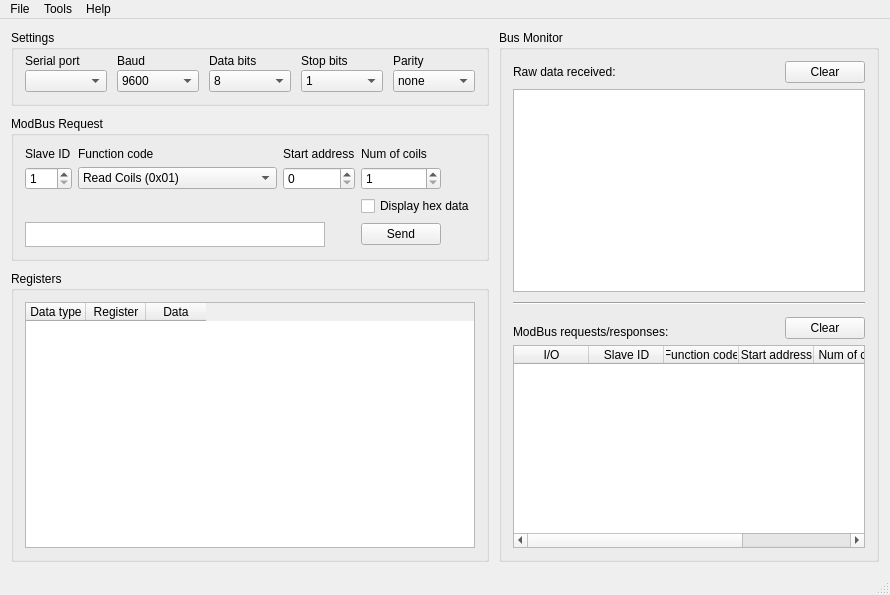
Qt form forms/mainwindow.ui (ed-chemnitz/qmodbus) before a commit.
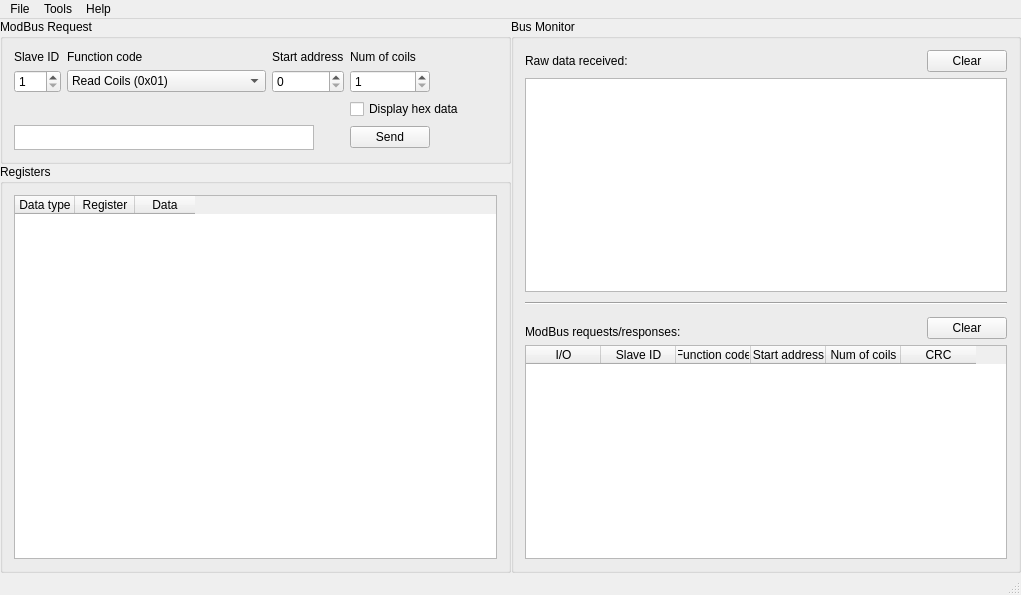
The same form after that commit. Icons and pictures are not drawn. Custom widgets are drawn as their Qt base class.

```diff
--- a/forms/mainwindow.ui
+++ b/forms/mainwindow.ui
@@ -6,7 +6,7 @@
    <rect>
     <x>0</x>
     <y>0</y>
-    <width>890</width>
+    <width>1021</width>
     <height>595</height>
    </rect>
   </property>
@@ -18,165 +18,255 @@
     <normaloff>:/images/logo.png</normaloff>:/images/logo.png</iconset>
   </property>
   <widget class="QWidget" name="centralWidget">
-   <layout class="QGridLayout" name="gridLayout_3">
+   <layout class="QHBoxLayout" name="horizontalLayout">
     <property name="spacing">
-     <number>10</number>
+     <number>0</number>
     </property>
-    <item row="0" column="0">
-     <widget class="QGroupBox" name="groupBox">
-      <property name="title">
-       <string>Settings</string>
+    <property name="margin">
+     <number>0</number>
+    </property>
+    <item>
+     <layout class="QVBoxLayout" name="verticalLayout">
+      <property name="spacing">
+       <number>0</number>
       </property>
-      <layout class="QGridLayout" name="gridLayout">
-       <property name="horizontalSpacing">
-        <number>10</number>
-       </property>
-       <property name="verticalSpacing">
-        <number>2</number>
-       </property>
-       <property name="topMargin">
-        <number>4</number>
-       </property>
-       <item row="0" column="0">
-        <widget class="QLabel" name="label">
-         <property name="text">
-          <string>Serial port</string>
-         </property>
-        </widget>
-       </item>
-       <item row="0" column="1">
-        <widget class="QLabel" name="label_2">
-         <property name="text">
-          <string>Baud</string>
-         </property>
-        </widget>
-       </item>
-       <item row="0" column="2">
-        <widget class="QLabel" name="label_3">
-         <property name="text">
-          <string>Data bits</string>
-         </property>
-        </widget>
-       </item>
-       <item row="0" column="3">
-        <widget class="QLabel" name="label_4">
-         <property name="text">
-          <string>Stop bits</string>
-         </property>
-        </widget>
-       </item>
-       <item row="0" column="4">
-        <widget class="QLabel" name="label_5">
-         <property name="text">
-          <string>Parity</string>
-         </property>
-        </widget>
-       </item>
-       <item row="1" column="0">
-        <widget class="QComboBox" name="serialPort"/>
-       </item>
-       <item row="1" column="1">
-        <widget class="QComboBox" name="baud">
-         <property name="currentIndex">
-          <number>2</number>
-         </property>
-         <item>
-          <property name="text">
-           <string>1200</string>
-          </property>
+      <item>
+       <widget class="SerialSettingsWidget" name="serialSettingsWidget" native="true"/>
+      </item>
+      <item>
+       <widget class="QGroupBox" name="groupBox_2">
+        <property name="styleSheet">
+         <string notr="true">background-color:'yellow'</string>
+        </property>
+        <property name="title">
+         <string>ModBus Request</string>
+        </property>
+        <layout class="QGridLayout" name="gridLayout_2">
+         <item row="0" column="0">
+          <widget class="QLabel" name="label_6">
+           <property name="text">
+            <string>Slave ID</string>
+           </property>
+          </widget>
          </item>
-         <item>
-          <property name="text">
-           <string>4800</string>
-          </property>
+         <item row="0" column="1">
+          <widget class="QLabel" name="label_7">
+           <property name="text">
+            <string>Function code</string>
+           </property>
+          </widget>
          </item>
-         <item>
-          <property name="text">
-           <string>9600</string>
-          </property>
+         <item row="0" column="2">
+          <widget class="QLabel" name="label_8">
+           <property name="text">
+            <string>Start address</string>
+           </property>
+          </widget>
          </item>
-         <item>
-          <property name="text">
-           <string>19200</string>
-          </property>
+         <item row="0" column="3">
+          <widget class="QLabel" name="label_9">
+           <property name="text">
+            <string>Num of coils</string>
+           </property>
+          </widget>
          </item>
-         <item>
-          <property name="text">
-           <string>38400</string>
-          </property>
+         <item row="1" column="0">
+          <widget class="QSpinBox" name="slaveID">
+           <property name="minimum">
+            <number>1</number>
+           </property>
+           <property name="maximum">
+            <number>254</number>
+           </property>
+          </widget>
          </item>
-         <item>
-          <property name="text">
-           <string>57600</string>
-          </property>
+         <item row="1" column="1">
+          <widget class="QComboBox" name="functionCode">
+           <item>
+            <property name="text">
+             <string>Read Coils (0x01)</string>
+            </property>
+           </item>
+           <item>
+            <property name="text">
+             <string>Read Discrete Inputs (0x02)</string>
+            </property>
+           </item>
+           <item>
+            <property name="text">
+             <string>Read Holding Registers (0x03)</string>
+            </property>
+           </item>
+           <item>
+            <property name="text">
+             <string>Read Input Registers (0x04)</string>
+            </property>
+           </item>
+           <item>
+            <property name="text">
+             <string>Write Single Coil (0x05)</string>
+            </property>
+           </item>
+           <item>
+            <property name="text">
+             <string>Write Single Register (0x06)</string>
+            </property>
+           </item>
+           <item>
+            <property name="text">
+             <string>Write Multiple Coils (0x0f)</string>
+            </property>
+           </item>
+           <item>
+            <property name="text">
+             <string>Write Multiple Registers (0x10)</string>
+            </property>
+           </item>
+          </widget>
          </item>
-         <item>
-          <property name="text">
-           <string>115200</string>
-          </property>
+         <item row="1" column="2">
+          <widget class="QSpinBox" name="startAddr">
+           <property name="maximum">
+            <number>65535</number>
+           </property>
+          </widget>
          </item>
-        </widget>
-       </item>
-       <item row="1" column="2">
-        <widget class="QComboBox" name="dataBits">
-         <property name="currentIndex">
-          <number>1</number>
-         </property>
-         <item>
-          <property name="text">
-           <string>7</string>
-          </property>
+         <item row="1" column="3">
+          <widget class="QSpinBox" name="numCoils">
+           <property name="minimum">
+            <number>1</number>
+           </property>
+           <property name="maximum">
+            <number>65535</number>
+           </property>
+          </widget>
          </item>
-         <item>
-          <property name="text">
-           <string>8</string>
-          </property>
+         <item row="1" column="4">
+          <spacer name="horizontalSpacer">
+           <property name="orientation">
+            <enum>Qt::Horizontal</enum>
+           </property>
+           <property name="sizeHint" stdset="0">
+            <size>
+             <width>40</width>
+             <height>20</height>
+            </size>
+           </property>
+          </spacer>
          </item>
-        </widget>
-       </item>
-       <item row="1" column="3">
-        <widget class="QComboBox" name="stopBits">
-         <item>
-          <property name="text">
-           <string>1</string>
-          </property>
+         <item row="2" column="0">
+          <spacer name="verticalSpacer">
+           <property name="orientation">
+            <enum>Qt::Vertical</enum>
+           </property>
+           <property name="sizeType">
+            <enum>QSizePolicy::Fixed</enum>
+           </property>
+           <property name="sizeHint" stdset="0">
+            <size>
+             <width>20</width>
+             <height>20</height>
+            </size>
+           </property>
+          </spacer>
          </item>
-         <item>
-          <property name="text">
-           <string>1.5</string>
-          </property>
+         <item row="2" column="3" colspan="2">
+          <widget class="QCheckBox" name="checkBoxHexData">
+           <property name="text">
+            <string>Display hex data</string>
+           </property>
+          </widget>
          </item>
-         <item>
-          <property name="text">
-           <string>2</string>
-          </property>
+         <item row="3" column="0" colspan="3">
+          <widget class="QTextEdit" name="requestPreview">
+           <property name="sizePolicy">
+            <sizepolicy hsizetype="Fixed" vsizetype="Fixed">
+             <horstretch>0</horstretch>
+             <verstretch>0</verstretch>
+            </sizepolicy>
+           </property>
+           <property name="maximumSize">
+            <size>
+             <width>300</width>
+             <height>25</height>
+            </size>
+           </property>
+           <property name="font">
+            <font>
+             <family>Courier</family>
+            </font>
+           </property>
+           <property name="verticalScrollBarPolicy">
+            <enum>Qt::ScrollBarAlwaysOff</enum>
+           </property>
+           <property name="horizontalScrollBarPolicy">
+            <enum>Qt::ScrollBarAlwaysOff</enum>
+           </property>
+           <property name="undoRedoEnabled">
+            <bool>false</bool>
+           </property>
+           <property name="textInteractionFlags">
+            <set>Qt::TextSelectableByKeyboard|Qt::TextSelectableByMouse</set>
+           </property>
+          </widget>
          </item>
-        </widget>
-       </item>
-       <item row="1" column="4">
-        <widget class="QComboBox" name="parity">
-         <item>
-          <property name="text">
-           <string>none</string>
-          </property>
+         <item row="3" column="3">
+          <widget class="QPushButton" name="sendBtn">
+           <property name="text">
+            <string>Send</string>
+           </property>
+          </widget>
          </item>
+        </layout>
+       </widget>
+      </item>
+      <item>
+       <widget class="QGroupBox" name="groupBox_4">
+        <property name="styleSheet">
+         <string notr="true">background-color:'red'</string>
+        </property>
+        <property name="title">
+         <string>Registers</string>
+        </property>
+        <layout class="QVBoxLayout" name="verticalLayout_2">
          <item>
-          <property name="text">
-           <string>odd</string>
-          </property>
+          <widget class="QTableWidget" name="regTable">
+           <attribute name="horizontalHeaderDefaultSectionSize">
+            <number>60</number>
+           </attribute>
+           <attribute name="verticalHeaderVisible">
+            <bool>false</bool>
+           </attribute>
+           <attribute name="verticalHeaderDefaultSectionSize">
+            <number>18</number>
+           </attribute>
+           <column>
+            <property name="text">
+             <string>Data type</string>
+            </property>
+           </column>
+           <column>
+            <property name="text">
+             <string>Register</string>
+            </property>
+           </column>
+           <column>
+            <property name="text">
+             <string>Data</string>
+            </property>
+           </column>
+          </widget>
          </item>
-         <item>
-          <property name="text">
-           <string>even</string>
-          </property>
-         </item>
-        </widget>
-       </item>
-      </layout>
-     </widget>
+        </layout>
+       </widget>
+      </item>
+     </layout>
     </item>
-    <item row="0" column="1" rowspan="3">
+    <item>
      <widget class="QGroupBox" name="groupBox_3">
+      <property name="styleSheet">
+       <string notr="true">background-color:'green'</string>
+      </property>
       <property name="title">
        <string>Bus Monitor</string>
       </property>
@@ -339,227 +429,6 @@
       </layout>
      </widget>
     </item>
-    <item row="1" column="0">
-     <widget class="QGroupBox" name="groupBox_2">
-      <property name="title">
-       <string>ModBus Request</string>
-      </property>
-      <layout class="QGridLayout" name="gridLayout_2">
-       <item row="0" column="0">
-        <widget class="QLabel" name="label_6">
-         <property name="text">
-          <string>Slave ID</string>
-         </property>
-        </widget>
-       </item>
-       <item row="0" column="1">
-        <widget class="QLabel" name="label_7">
-         <property name="text">
-          <string>Function code</string>
-         </property>
-        </widget>
-       </item>
-       <item row="0" column="2">
-        <widget class="QLabel" name="label_8">
-         <property name="text">
-          <string>Start address</string>
-         </property>
-        </widget>
-       </item>
-       <item row="0" column="3">
-        <widget class="QLabel" name="label_9">
-         <property name="text">
-          <string>Num of coils</string>
-         </property>
-        </widget>
-       </item>
-       <item row="1" column="0">
-        <widget class="QSpinBox" name="slaveID">
-         <property name="minimum">
-          <number>1</number>
-         </property>
-         <property name="maximum">
-          <number>254</number>
-         </property>
-        </widget>
-       </item>
-       <item row="1" column="1">
-        <widget class="QComboBox" name="functionCode">
-         <item>
-          <property name="text">
-           <string>Read Coils (0x01)</string>
-          </property>
-         </item>
-         <item>
-          <property name="text">
-           <string>Read Discrete Inputs (0x02)</string>
-          </property>
-         </item>
-         <item>
-          <property name="text">
-           <string>Read Holding Registers (0x03)</string>
-          </property>
-         </item>
-         <item>
-          <property name="text">
-           <string>Read Input Registers (0x04)</string>
-          </property>
-         </item>
-         <item>
-          <property name="text">
-           <string>Write Single Coil (0x05)</string>
-          </property>
-         </item>
-         <item>
-          <property name="text">
-           <string>Write Single Register (0x06)</string>
-          </property>
-         </item>
-         <item>
-          <property name="text">
-           <string>Write Multiple Coils (0x0f)</string>
-          </property>
-         </item>
-         <item>
-          <property name="text">
-           <string>Write Multiple Registers (0x10)</string>
-          </property>
-         </item>
-        </widget>
-       </item>
-       <item row="1" column="2">
-        <widget class="QSpinBox" name="startAddr">
-         <property name="maximum">
-          <number>65535</number>
-         </property>
-        </widget>
-       </item>
-       <item row="1" column="3">
-        <widget class="QSpinBox" name="numCoils">
-         <property name="minimum">
-          <number>1</number>
-         </property>
-         <property name="maximum">
-          <number>65535</number>
-         </property>
-        </widget>
-       </item>
-       <item row="1" column="4">
-        <spacer name="horizontalSpacer">
-         <property name="orientation">
-          <enum>Qt::Horizontal</enum>
-         </property>
-         <property name="sizeHint" stdset="0">
-          <size>
-           <width>40</width>
-           <height>20</height>
-          </size>
-         </property>
-        </spacer>
-       </item>
-       <item row="2" column="0">
-        <spacer name="verticalSpacer">
-         <property name="orientation">
-          <enum>Qt::Vertical</enum>
-         </property>
-         <property name="sizeType">
-          <enum>QSizePolicy::Fixed</enum>
-         </property>
-         <property name="sizeHint" stdset="0">
-          <size>
-           <width>20</width>
-           <height>20</height>
-          </size>
-         </property>
-        </spacer>
-       </item>
-       <item row="2" column="3" colspan="2">
-        <widget class="QCheckBox" name="checkBoxHexData">
-         <property name="text">
-          <string>Display hex data</string>
-         </property>
-        </widget>
-       </item>
-       <item row="3" column="0" colspan="3">
-        <widget class="QTextEdit" name="requestPreview">
-         <property name="sizePolicy">
-          <sizepolicy hsizetype="Fixed" vsizetype="Fixed">
-           <horstretch>0</horstretch>
-           <verstretch>0</verstretch>
-          </sizepolicy>
-         </property>
-         <property name="maximumSize">
-          <size>
-           <width>300</width>
-           <height>25</height>
-          </size>
-         </property>
-         <property name="font">
-          <font>
-           <family>Courier</family>
-          </font>
-         </property>
-         <property name="verticalScrollBarPolicy">
-          <enum>Qt::ScrollBarAlwaysOff</enum>
-         </property>
-         <property name="horizontalScrollBarPolicy">
-          <enum>Qt::ScrollBarAlwaysOff</enum>
-         </property>
-         <property name="undoRedoEnabled">
-          <bool>false</bool>
-         </property>
-         <property name="textInteractionFlags">
-          <set>Qt::TextSelectableByKeyboard|Qt::TextSelectableByMouse</set>
-         </property>
-        </widget>
-       </item>
-       <item row="3" column="3">
-        <widget class="QPushButton" name="sendBtn">
-         <property name="text">
-          <string>Send</string>
-         </property>
-        </widget>
-       </item>
-      </layout>
-     </widget>
-    </item>
-    <item row="2" column="0">
-     <widget class="QGroupBox" name="groupBox_4">
-      <property name="title">
-       <string>Registers</string>
-      </property>
-      <layout class="QVBoxLayout" name="verticalLayout_2">
-       <item>
-        <widget class="QTableWidget" name="regTable">
-         <attribute name="horizontalHeaderDefaultSectionSize">
-          <number>60</number>
-         </attribute>
-         <attribute name="verticalHeaderVisible">
-          <bool>false</bool>
-         </attribute>
-         <attribute name="verticalHeaderDefaultSectionSize">
-          <number>18</number>
-         </attribute>
-         <column>
-          <property name="text">
-           <string>Data type</string>
-          </property>
-         </column>
-         <column>
-          <property name="text">
-           <string>Register</string>
-          </property>
-         </column>
-         <column>
-          <property name="text">
-           <string>Data</string>
-          </property>
-         </column>
-        </widget>
-       </item>
-      </layout>
-     </widget>
-    </item>
    </layout>
   </widget>
   <widget class="QStatusBar" name="statusBar"/>
@@ -568,7 +437,7 @@
     <rect>
      <x>0</x>
      <y>0</y>
-     <width>890</width>
+     <width>1021</width>
      <height>25</height>
     </rect>
    </property>
@@ -611,6 +480,14 @@
   </action>
  </widget>
  <layoutdefault spacing="6" margin="11"/>
+ <customwidgets>
+  <customwidget>
+   <class>SerialSettingsWidget</class>
+   <extends>QWidget</extends>
+   <header>serialsettingswidget.h</header>
+   <container>1</container>
+  </customwidget>
+ </customwidgets>
  <resources>
   <include location="../data/qmodbus.qrc"/>
  </resources>
```
